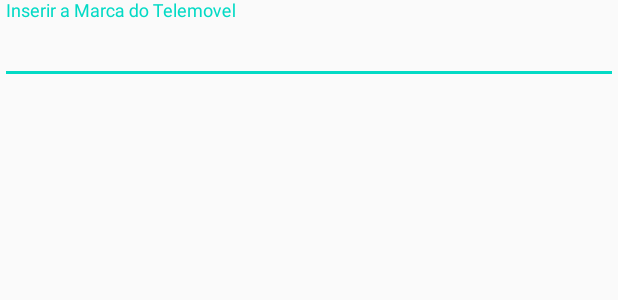
After one commit to hugomdinis/telemoveis_marcas, an Android app: the layout fragment_nova_marca.xml on its own in the app's theme, with its tools: preview values and no code run, on a phone screen of 412 x 824 dp. The commit adds this screen. Shown: the top 300 px of the screen. Run offline under Robolectric (Android 15) with nearby library versions, the phone set to English and light mode, and no system bars.

Commit message:
Criação do fragmento nova marca para adicionar marcas e layout

```diff
--- /dev/null
+++ b/app/src/main/res/layout/fragment_nova_marca.xml
@@ -0,0 +1,18 @@
+<?xml version="1.0" encoding="utf-8"?>
+<LinearLayout xmlns:android="http://schemas.android.com/apk/res/android"
+    xmlns:tools="http://schemas.android.com/tools"
+    android:layout_width="match_parent"
+    android:layout_height="match_parent"
+    android:orientation="vertical"
+    tools:context=".NovaMarcaFragment" >
+
+    <android.support.design.widget.TextInputLayout
+        android:layout_width="match_parent"
+        android:layout_height="match_parent">
+
+        <android.support.design.widget.TextInputEditText
+            android:layout_width="match_parent"
+            android:layout_height="wrap_content"
+            android:hint="@string/marcaPrincipal" />
+    </android.support.design.widget.TextInputLayout>
+</LinearLayout>
--- a/app/src/main/res/values/strings.xml
+++ b/app/src/main/res/values/strings.xml
@@ -32,5 +32,6 @@
     <string name="guardar">Guardar</string>
     <string name="cancelar">Cancelar</string>
     <string name="ListaMarca_Lable">Marca</string>
-    <string name="elimanr_telemovel_label">Eliminar Telemovel</string>
+    <string name="elimnar_telemovel_label">Eliminar Telemovel</string>
+    <string name="marcaPrincipal">Inserir a Marca do Telemovel</string>
 </resources>
```
Also changed, not shown: app/src/main/java/pt/exercicios/telemoveis_marcas/NovaMarcaFragment.kt (added, +39 -0 lines), app/src/main/res/navigation/nav_graph.xml (+13 -1 lines).
